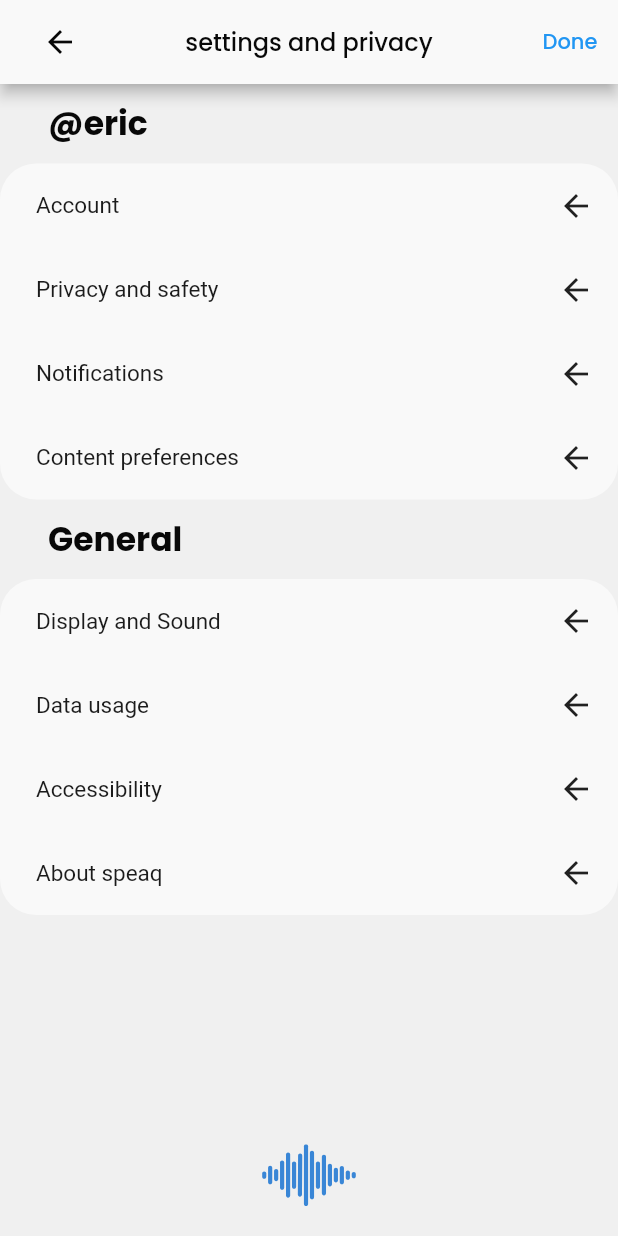
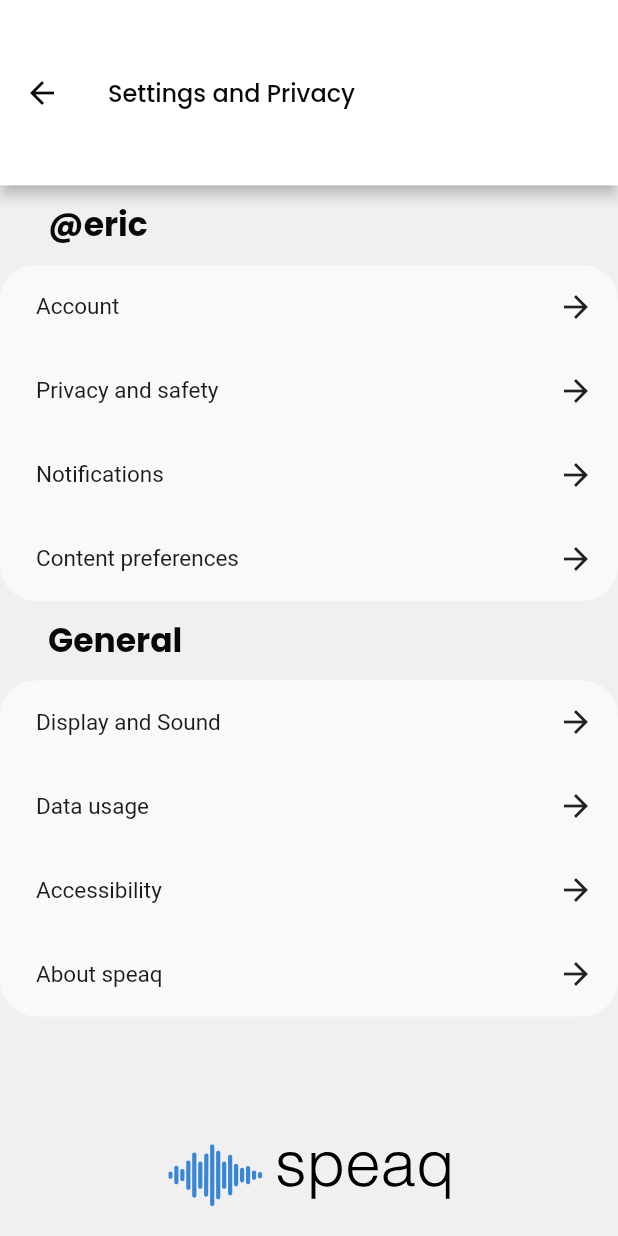
Before and after one commit to speaq-app/speaq, a Flutter app: the SettingsPage screen opened by its route, on a phone screen of 412 x 824 dp. Run offline on Flutter 3.47's test engine with Material 2 defaults, Android fonts, the phone set to English and light mode, and no system bars; drawn by our look-alikes of settings_ui; our stand-ins replace connectivity_plus, flutter_spinkit, flutter_svg, google_fonts, internet_connection_checker, page_transition; missing offline and left inert: app_settings; network calls fail.

Commit message:
refactor: misc

```diff
--- a/frontend/lib/pages/base/home/home_page.dart
+++ b/frontend/lib/pages/base/home/home_page.dart
@@ -1,5 +1,4 @@
 import 'package:flutter/material.dart';
-import 'package:frontend/pages/base/home/user_menu_page.dart';
 import 'package:frontend/utils/all_utils.dart';
 import 'package:flutter_svg/svg.dart';
 import 'package:frontend/pages/base/home/user_menu.dart';
--- a/frontend/lib/pages/base/home/user_menu.dart
+++ b/frontend/lib/pages/base/home/user_menu.dart
@@ -130,7 +130,7 @@ class UserMenu extends StatelessWidget {
       ListTile(
         title: const Text("Settings and privacy"),
         onTap: () {
-          Navigator.popAndPushNamed(context, "settingsPrivacy");
+          Navigator.popAndPushNamed(context, "settings");
         },
       ),
       ListTile(
--- a/frontend/lib/pages/settings/settings_page.dart
+++ b/frontend/lib/pages/settings/settings_page.dart
@@ -1,6 +1,7 @@
 import 'dart:developer';
 import 'package:flutter/material.dart';
 import 'package:flutter_svg/flutter_svg.dart';
+import 'package:frontend/widgets/speaq_appbar.dart';
 import 'package:settings_ui/settings_ui.dart';
 import 'package:frontend/utils/all_utils.dart';
 
@@ -26,7 +27,11 @@ class _SettingsPageState extends State<SettingsPage> {
     Size deviceSize = MediaQuery.of(context).size;
 
     return Scaffold(
-      appBar: _buildAppBar(),
+      appBar: SpqAppBar(preferredSize: deviceSize, scrollController: ScrollController(), title: const Text(
+        "Settings and Privacy",
+        textAlign: TextAlign.center,
+        style: TextStyle(fontSize: 16),
+      ),),
       body: Stack(children: [
         SettingsList(
           sections: [
@@ -77,33 +82,15 @@ class _SettingsPageState extends State<SettingsPage> {
 
   Widget _buildLogoPictures(Size deviceSize) {
     return SizedBox(width: deviceSize.width,
-      child: SvgPicture.asset("assets/images/logo/logo_speaq.svg", height: deviceSize.height*0.05, width: deviceSize.width*0.3),
+      child: SvgPicture.asset("assets/images/logo/logo_text.svg", height: deviceSize.height*0.05, width: deviceSize.width*0.3),
     );
   }
 
   SettingsTile _buildSettingsTile(String text, String route) {
     return SettingsTile.navigation(
-      trailing: Icon(Icons.adaptive.arrow_back),
+      trailing: Icon(Icons.adaptive.arrow_forward),
       title: Text(text, style: const TextStyle(fontSize: 15)),
       onPressed: (context) => Navigator.pushNamed(context, route),
     );
   }
-
-  AppBar _buildAppBar() {
-    return AppBar(
-      title: const Text(
-        "settings and privacy",
-        textAlign: TextAlign.center,
-        style: TextStyle(fontSize: 16),
-      ),
-      centerTitle: true,
-      leadingWidth: 80,
-      actions: [
-        TextButton(
-          onPressed: () => log("done"),
-          child: const Text("Done"),
-        ),
-      ],
-    );
-  }
 }
```
Also changed, not shown: frontend/lib/pages/base/home/user_menu_page.dart (deleted, +0 -67 lines), frontend/lib/widgets/speaq_bottom_navi_bar.dart (+11 -7 lines), frontend/assets/images/logo/logo_text.svg.
